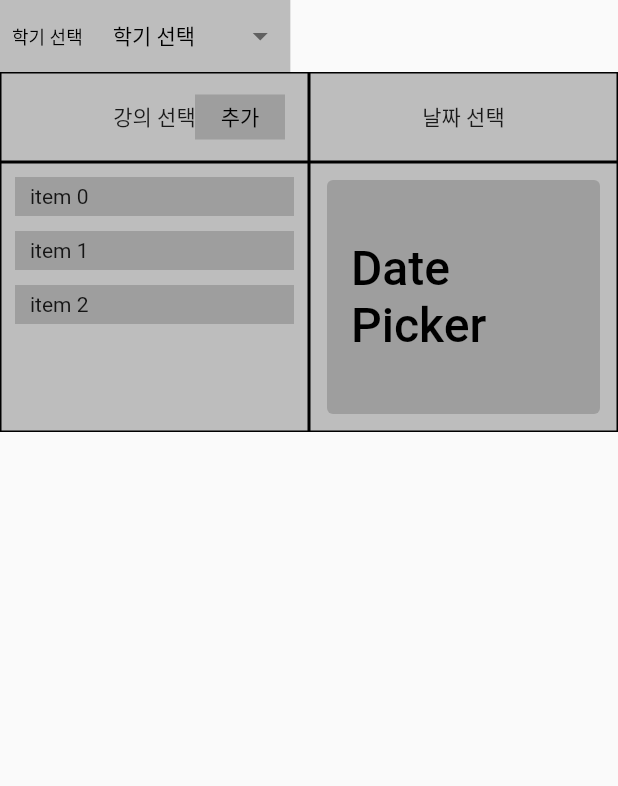
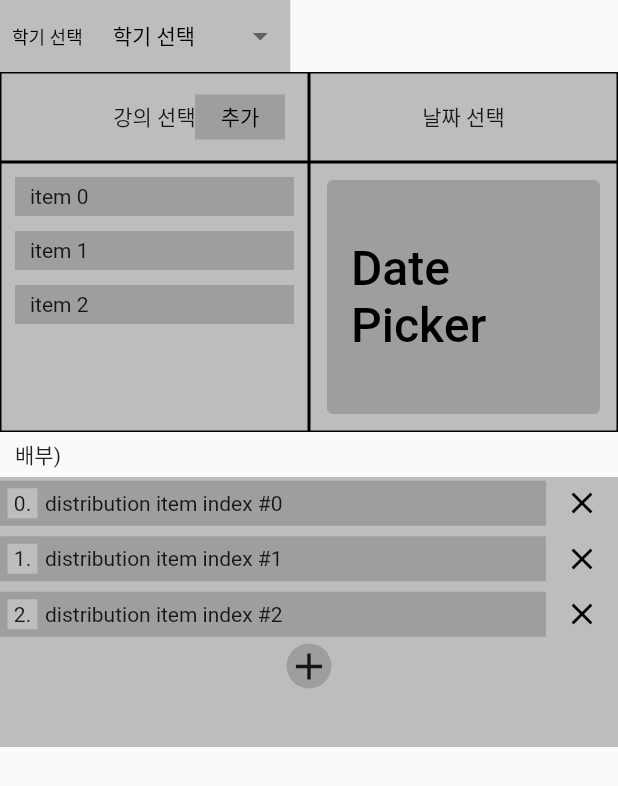
Before and after one commit to emotionalboySY/paper_check_dy, a Flutter app: the screen it shows after launch, on a phone screen of 412 x 824 dp. Shown: the top 786 px of the screen. Run offline on Flutter 3.47's test engine with Material 2 defaults, Android fonts, the phone set to English and light mode, and no system bars.

Commit message:
feat: add content_distribution

```diff
--- a/lib/content_distribution.dart
+++ b/lib/content_distribution.dart
@@ -0,0 +1,131 @@
+import 'package:flutter/material.dart';
+
+class ContentDistribution extends StatefulWidget {
+  const ContentDistribution({super.key});
+
+  @override
+  State<ContentDistribution> createState() => _ContentDistributionState();
+}
+
+class _ContentDistributionState extends State<ContentDistribution> {
+  @override
+  Widget build(BuildContext context) {
+    return Column(
+      children: [
+        const SizedBox(
+          height: 30,
+          child: Align(
+            alignment: Alignment.centerLeft,
+            child: Padding(
+              padding: EdgeInsets.only(left: 10.0),
+              child: Text("배부)"),
+            ),
+          ),
+        ),
+        SizedBox(
+          height: 180,
+          width: double.infinity,
+          child: DecoratedBox(
+            decoration: BoxDecoration(
+              color: Colors.grey.shade400,
+            ),
+            child: Column(
+              children: [
+                ListView(
+                  shrinkWrap: true,
+                  children: List<Widget>.generate(
+                    3,
+                    (index) {
+                      return Padding(
+                        padding: const EdgeInsets.only(bottom: 2.0),
+                        child: SizedBox(
+                          height: 35,
+                          width: double.infinity,
+                          child: Row(
+                            children: [
+                              Expanded(
+                                child: SizedBox(
+                                  height: 30,
+                                  width: double.infinity,
+                                  child: DecoratedBox(
+                                    decoration: BoxDecoration(
+                                      color: Colors.grey.shade500,
+                                    ),
+                                    child: Row(
+                                      mainAxisAlignment:
+                                          MainAxisAlignment.start,
+                                      children: [
+                                        Padding(
+                                          padding: const EdgeInsets.symmetric(
+                                              horizontal: 5.0),
+                                          child: SizedBox(
+                                            width: 20,
+                                            height: 20,
+                                            child: DecoratedBox(
+                                              decoration: BoxDecoration(
+                                                color: Colors.grey.shade400,
+                                              ),
+                                              child: Center(
+                                                child: Text(
+                                                  "$index.",
+                                                ),
+                                              ),
+                                            ),
+                                          ),
+                                        ),
+                                        Text(
+                                          "distribution item index #$index",
+                                        )
+                                      ],
+                                    ),
+                                  ),
+                                ),
+                              ),
+                              Align(
+                                alignment: Alignment.centerRight,
+                                child: IconButton(
+                                  padding: EdgeInsets.zero,
+                                  onPressed: () {},
+                                  icon: const Icon(
+                                    Icons.close,
+                                    color: Colors.black,
+                                  ),
+                                ),
+                              ),
+                            ],
+                          ),
+                        ),
+                      );
+                    },
+                  ),
+                ),
+                Align(
+                  alignment: Alignment.center,
+                  child: SizedBox(
+                    width: 30,
+                    height: 30,
+                    child: DecoratedBox(
+                      decoration: BoxDecoration(
+                        shape: BoxShape.circle,
+                        color: Colors.grey.shade500,
+                      ),
+                      child: InkWell(
+                        onTap: () {},
+                        child: const Center(
+                          child: Icon(
+                            Icons.add,
+                            size: 30,
+                          ),
+                        ),
+                      ),
+                    ),
+                  ),
+                )
+              ],
+            ),
+          ),
+        ),
+      ],
+    );
+  }
+}
--- a/lib/content_main.dart
+++ b/lib/content_main.dart
@@ -1,4 +1,5 @@
 import 'package:flutter/material.dart';
+import 'package:paper_check_dy/content_distribution.dart';
 import 'package:paper_check_dy/content_selector_title.dart';
 import 'package:paper_check_dy/content_select_semester.dart';
 import 'package:paper_check_dy/content_selector_list.dart';
@@ -19,6 +20,7 @@ class _MainState extends State<Main> {
           ContentSemester(),
           ContentSelectorTitle(),
           ContentSelectorList(),
+          ContentDistribution(),
         ],
       ),
     );
```
